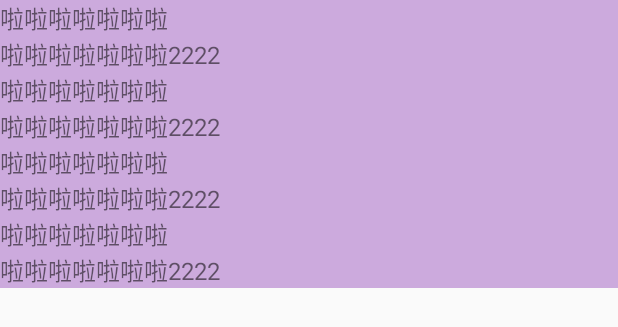
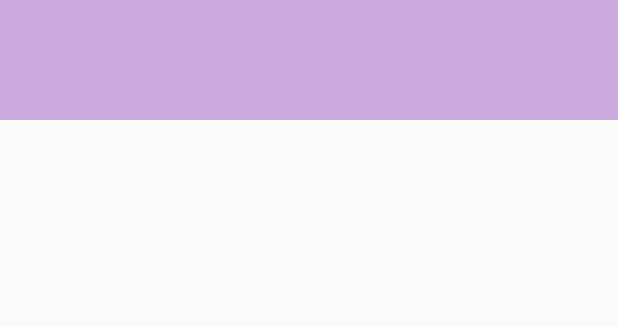
Before and after one commit to goceancx/PullToRefreshAndLoadMore, an Android app: the layout pull_to_refresh_footer.xml on its own in the app's theme, with its tools: preview values and no code run, on a phone screen of 412 x 824 dp. Shown: the top 327 px of the screen. Run offline under Robolectric (Android 15) with nearby library versions, the phone set to English and light mode, and no system bars.

Commit message:
下拉刷新alpha

```diff
--- a/app/src/main/res/layout/item_view.xml
+++ b/app/src/main/res/layout/item_view.xml
@@ -7,5 +7,6 @@
     <TextView
         android:layout_width="match_parent"
         android:layout_height="wrap_content"
+        android:id="@+id/tv"
         android:text="12312312312312321" />
 </LinearLayout>
--- a/app/src/main/res/layout/pull_to_refresh_footer.xml
+++ b/app/src/main/res/layout/pull_to_refresh_footer.xml
@@ -6,54 +6,12 @@
     android:background="#cad"
     android:orientation="vertical">
 
-    <TextView
-        android:layout_width="match_parent"
-        android:layout_height="wrap_content"
-        android:text="啦啦啦啦啦啦啦"
-        android:textSize="16sp" />
-
-    <TextView
-        android:layout_width="match_parent"
-        android:layout_height="wrap_content"
-        android:text="啦啦啦啦啦啦啦2222"
-        android:textSize="16sp" />
-
-    <TextView
-        android:layout_width="match_parent"
-        android:layout_height="wrap_content"
-        android:text="啦啦啦啦啦啦啦"
-        android:textSize="16sp" />
-
-    <TextView
-        android:layout_width="match_parent"
-        android:layout_height="wrap_content"
-        android:text="啦啦啦啦啦啦啦2222"
-        android:textSize="16sp" />
 
 
-    <TextView
+    <ImageView
+        android:id="@+id/banner_page"
         android:layout_width="match_parent"
-        android:layout_height="wrap_content"
-        android:text="啦啦啦啦啦啦啦"
-        android:textSize="16sp" />
-
-    <TextView
-        android:layout_width="match_parent"
-        android:layout_height="wrap_content"
-        android:text="啦啦啦啦啦啦啦2222"
-        android:textSize="16sp" />
-
-    <TextView
-        android:layout_width="match_parent"
-        android:layout_height="wrap_content"
-        android:text="啦啦啦啦啦啦啦"
-        android:textSize="16sp" />
-
-    <TextView
-        android:layout_width="match_parent"
-        android:layout_height="wrap_content"
-        android:text="啦啦啦啦啦啦啦2222"
-        android:textSize="16sp" />
-
+        android:layout_height="80dp"
+        android:src="#cad" />
 
 </LinearLayout>
--- a/build.gradle
+++ b/build.gradle
@@ -5,7 +5,7 @@ buildscript {
         jcenter()
     }
     dependencies {
-        classpath 'com.android.tools.build:gradle:2.0.0-alpha3'
+        classpath 'com.android.tools.build:gradle:2.0.0-beta5'
 
         // NOTE: Do not place your application dependencies here; they belong
         // in the individual module build.gradle files
```
Also changed, not shown: app/src/main/java/com/oceancx/pulltorefreshandloadmore/MainActivity.java (+35 -3 lines), app/src/main/java/com/oceancx/pulltorefreshandloadmore/PullToFreshAndLordMoreLayout.java (+151 -60 lines), app/src/main/java/com/oceancx/pulltorefreshandloadmore/RecyclerAdapter.java (+8 -32 lines), app/src/main/res/layout/activity_main.xml (+14 -3 lines), app/src/main/res/layout/pull_to_refresh_header.xml (+36 -44 lines), app/src/main/res/drawable-hdpi/ic_arrow_downward_black_18dp.png (added), app/src/main/res/drawable-mdpi/ic_arrow_downward_black_18dp.png (added), app/src/main/res/drawable-xhdpi/ic_arrow_downward_black_18dp.png (added), app/src/main/res/drawable-xxhdpi/ic_arrow_downward_black_18dp.png (added), app/src/main/res/drawable-xxxhdpi/ic_arrow_downward_black_18dp.png (added), gradle/wrapper/gradle-wrapper.properties.
